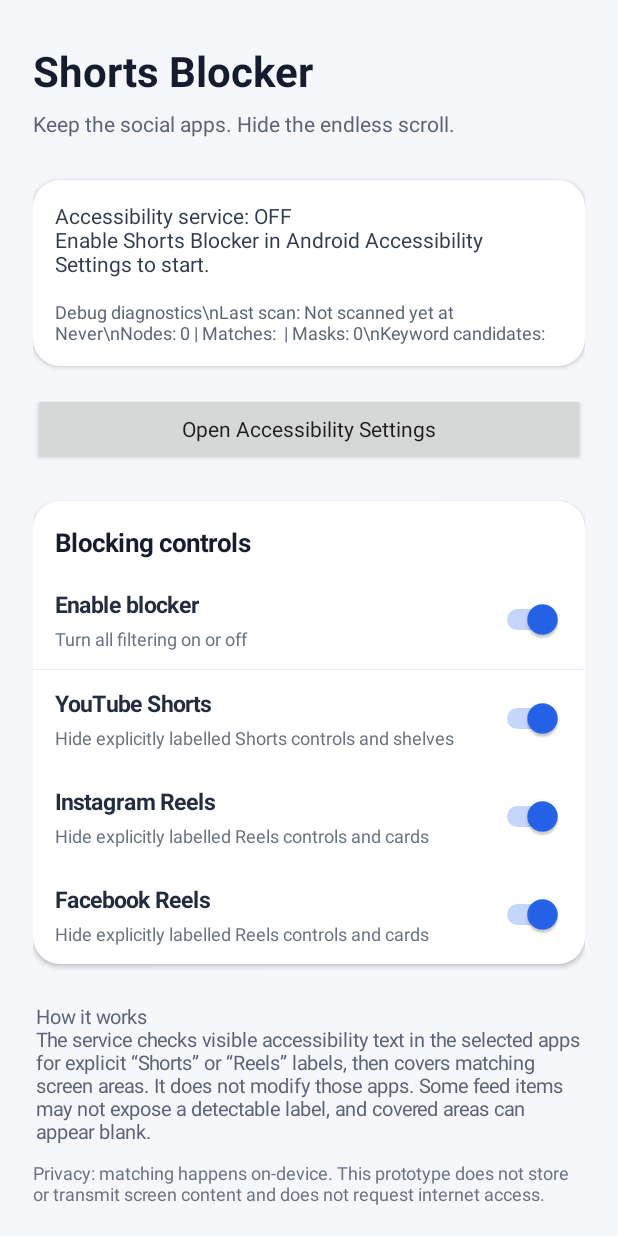
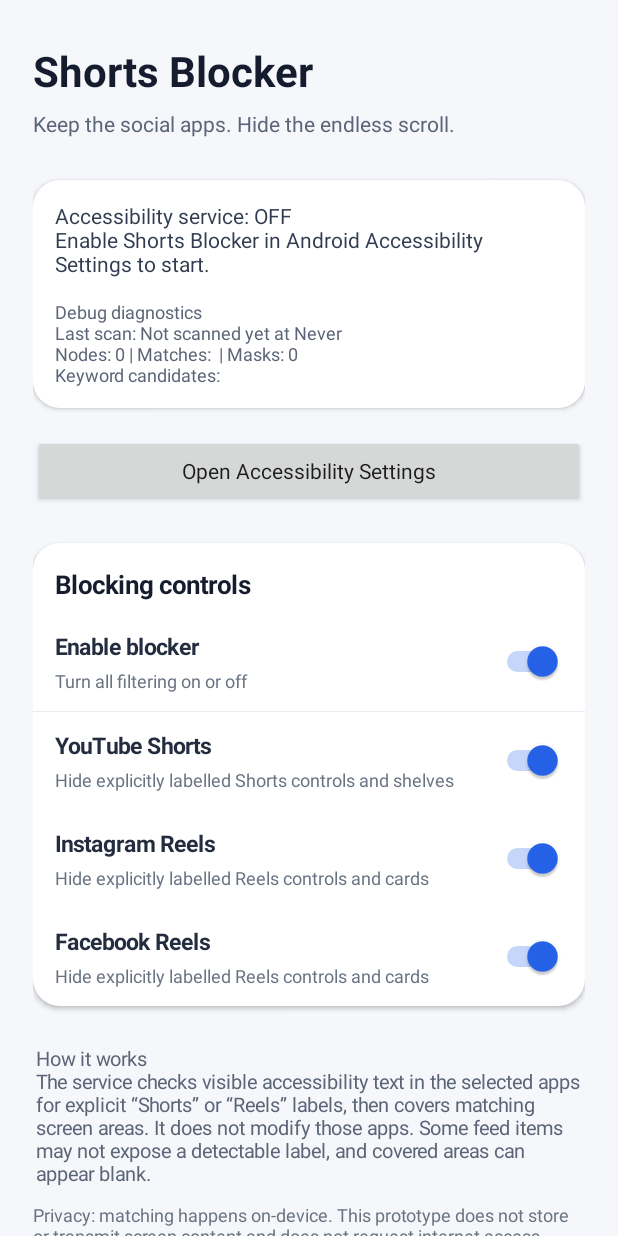
Before and after one commit to connectnexdesh-droid/shorts-blocker, an Android app: the screen it shows after launch (MainActivity), on a phone screen of 412 x 824 dp. Run offline under Robolectric (Android 15) with nearby library versions, the phone set to English and light mode, and no system bars.

Commit message:
fix: format diagnostics on separate lines

```diff
--- a/app/src/main/java/com/connectnexdesh/shortsblocker/MainActivity.kt
+++ b/app/src/main/java/com/connectnexdesh/shortsblocker/MainActivity.kt
@@ -190,7 +190,7 @@ class MainActivity : Activity() {
             java.text.SimpleDateFormat("HH:mm:ss", java.util.Locale.getDefault())
                 .format(java.util.Date(scanTime))
         diagnosticsStatus.text =
-            "Debug diagnostics\\nLast scan: $app at $timeLabel\\nNodes: $nodes | Matches: $matches | Masks: $targets\\nKeyword candidates: $candidates"
+            "Debug diagnostics\nLast scan: $app at $timeLabel\nNodes: $nodes | Matches: $matches | Masks: $targets\nKeyword candidates: $candidates"
     }
 
     private fun isAccessibilityServiceEnabled(): Boolean {
```
